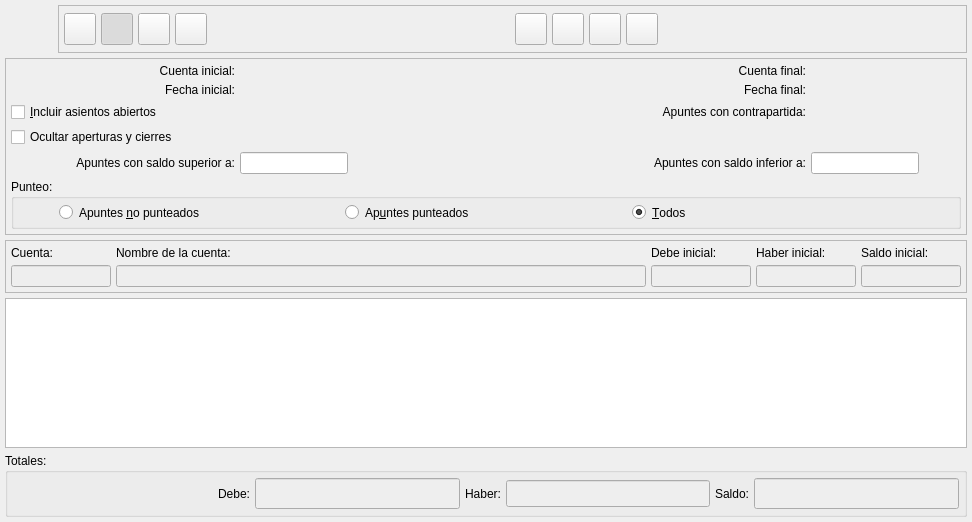
eboladev/Bulmages-1, file bulmages/bulmacont/plugins/pluginbc_mayor/bcextractobase.ui: the form before one commit.
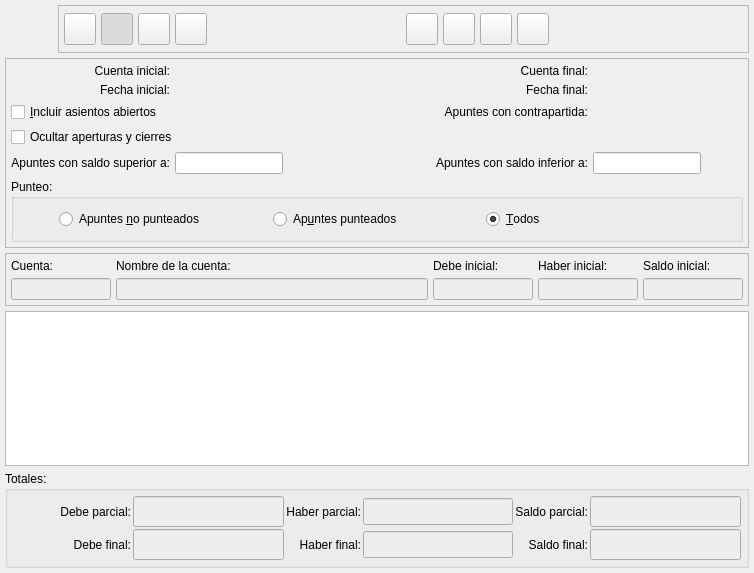
The form after the commit. Icons and pictures are not drawn. Custom widgets are drawn as their Qt base class.

Commit message:
Añado totales parciales en la ventana de extracto de cuentas del libro mayor.
*********************************
*          Todo-Redes           *
*        C/.Begònia, 12         *
*   07010 Palma de Mallorca.    *
*      Tel: +34-971499071       *
*   http://www.todo-redes.com   *
*  comercial(en)todo-redes.com  *
*********************************

Patch:
```diff
--- a/bulmages/bulmacont/plugins/pluginbc_mayor/bcextractobase.ui
+++ b/bulmages/bulmacont/plugins/pluginbc_mayor/bcextractobase.ui
@@ -6,8 +6,8 @@
    <rect>
     <x>0</x>
     <y>0</y>
-    <width>972</width>
-    <height>522</height>
+    <width>754</width>
+    <height>573</height>
    </rect>
   </property>
   <property name="windowTitle">
@@ -125,6 +125,9 @@
           </disabled>
          </palette>
         </property>
+        <property name="alignment">
+         <set>Qt::AlignRight|Qt::AlignTrailing|Qt::AlignVCenter</set>
+        </property>
         <property name="readOnly">
          <bool>true</bool>
         </property>
@@ -197,6 +200,9 @@
           </disabled>
          </palette>
         </property>
+        <property name="alignment">
+         <set>Qt::AlignRight|Qt::AlignTrailing|Qt::AlignVCenter</set>
+        </property>
         <property name="readOnly">
          <bool>true</bool>
         </property>
@@ -368,6 +374,9 @@
           </disabled>
          </palette>
         </property>
+        <property name="alignment">
+         <set>Qt::AlignRight|Qt::AlignTrailing|Qt::AlignVCenter</set>
+        </property>
         <property name="readOnly">
          <bool>true</bool>
         </property>
@@ -399,6 +408,9 @@
           <verstretch>0</verstretch>
          </sizepolicy>
         </property>
+        <property name="alignment">
+         <set>Qt::AlignRight|Qt::AlignTrailing|Qt::AlignVCenter</set>
+        </property>
        </widget>
       </item>
       <item row="4" column="0">
@@ -419,6 +431,9 @@
           <verstretch>0</verstretch>
          </sizepolicy>
         </property>
+        <property name="alignment">
+         <set>Qt::AlignRight|Qt::AlignTrailing|Qt::AlignVCenter</set>
+        </property>
        </widget>
       </item>
       <item row="4" column="2" colspan="2">
@@ -536,7 +551,7 @@
         <property name="minimumSize">
          <size>
           <width>0</width>
-          <height>50</height>
+          <height>63</height>
          </size>
         </property>
         <property name="title">
@@ -1024,14 +1039,261 @@
      <property name="title">
       <string>Totales:</string>
      </property>
-     <layout class="QGridLayout">
-      <property name="margin">
-       <number>5</number>
-      </property>
-      <property name="spacing">
-       <number>5</number>
-      </property>
+     <layout class="QGridLayout" name="gridLayout">
+      <item row="0" column="0">
+       <spacer name="spacer">
+        <property name="orientation">
+         <enum>Qt::Horizontal</enum>
+        </property>
+        <property name="sizeHint" stdset="0">
+         <size>
+          <width>56</width>
+          <height>20</height>
+         </size>
+        </property>
+       </spacer>
+      </item>
       <item row="0" column="1">
+       <widget class="QLabel" name="TextLabel2_9">
+        <property name="frameShape">
+         <enum>QFrame::NoFrame</enum>
+        </property>
+        <property name="frameShadow">
+         <enum>QFrame::Plain</enum>
+        </property>
+        <property name="text">
+         <string>Debe parcial:</string>
+        </property>
+        <property name="alignment">
+         <set>Qt::AlignRight|Qt::AlignTrailing|Qt::AlignVCenter</set>
+        </property>
+       </widget>
+      </item>
+      <item row="0" column="2">
+       <widget class="QLineEdit" name="totaldebeparcial">
+        <property name="enabled">
+         <bool>true</bool>
+        </property>
+        <property name="palette">
+         <palette>
+          <active>
+           <colorrole role="Base">
+            <brush brushstyle="SolidPattern">
+             <color alpha="255">
+              <red>238</red>
+              <green>238</green>
+              <blue>238</blue>
+             </color>
+            </brush>
+           </colorrole>
+          </active>
+          <inactive>
+           <colorrole role="Base">
+            <brush brushstyle="SolidPattern">
+             <color alpha="255">
+              <red>238</red>
+              <green>238</green>
+              <blue>238</blue>
+             </color>
+            </brush>
+           </colorrole>
+          </inactive>
+          <disabled>
+           <colorrole role="Base">
+            <brush brushstyle="SolidPattern">
+             <color alpha="255">
+              <red>255</red>
+              <green>255</green>
+              <blue>255</blue>
+             </color>
+            </brush>
+           </colorrole>
+          </disabled>
+         </palette>
+        </property>
+        <property name="font">
+         <font>
+          <family>Sans Serif</family>
+          <pointsize>12</pointsize>
+          <weight>75</weight>
+          <italic>false</italic>
+          <bold>true</bold>
+          <underline>false</underline>
+          <strikeout>false</strikeout>
+         </font>
+        </property>
+        <property name="alignment">
+         <set>Qt::AlignRight</set>
+        </property>
+        <property name="readOnly">
+         <bool>true</bool>
+        </property>
+       </widget>
+      </item>
+      <item row="0" column="3">
+       <widget class="QLabel" name="TextLabel2_8">
+        <property name="frameShape">
+         <enum>QFrame::NoFrame</enum>
+        </property>
+        <property name="frameShadow">
+         <enum>QFrame::Plain</enum>
+        </property>
+        <property name="text">
+         <string>Haber parcial:</string>
+        </property>
+        <property name="alignment">
+         <set>Qt::AlignRight|Qt::AlignTrailing|Qt::AlignVCenter</set>
+        </property>
+       </widget>
+      </item>
+      <item row="0" column="4">
+       <widget class="QLineEdit" name="totalhaberparcial">
+        <property name="enabled">
+         <bool>true</bool>
+        </property>
+        <property name="palette">
+         <palette>
+          <active>
+           <colorrole role="Base">
+            <brush brushstyle="SolidPattern">
+             <color alpha="255">
+              <red>238</red>
+              <green>238</green>
+              <blue>238</blue>
+             </color>
+            </brush>
+           </colorrole>
+          </active>
+          <inactive>
+           <colorrole role="Base">
+            <brush brushstyle="SolidPattern">
+             <color alpha="255">
+              <red>238</red>
+              <green>238</green>
+              <blue>238</blue>
+             </color>
+            </brush>
+           </colorrole>
+          </inactive>
+          <disabled>
+           <colorrole role="Base">
+            <brush brushstyle="SolidPattern">
+             <color alpha="255">
+              <red>255</red>
+              <green>255</green>
+              <blue>255</blue>
+             </color>
+            </brush>
+           </colorrole>
+          </disabled>
+         </palette>
+        </property>
+        <property name="font">
+         <font>
+          <pointsize>12</pointsize>
+          <weight>75</weight>
+          <bold>true</bold>
+         </font>
+        </property>
+        <property name="alignment">
+         <set>Qt::AlignRight</set>
+        </property>
+        <property name="readOnly">
+         <bool>true</bool>
+        </property>
+       </widget>
+      </item>
+      <item row="0" column="5">
+       <widget class="QLabel" name="TextLabel2_7">
+        <property name="frameShape">
+         <enum>QFrame::NoFrame</enum>
+        </property>
+        <property name="frameShadow">
+         <enum>QFrame::Plain</enum>
+        </property>
+        <property name="text">
+         <string>Saldo parcial:</string>
+        </property>
+        <property name="alignment">
+         <set>Qt::AlignRight|Qt::AlignTrailing|Qt::AlignVCenter</set>
+        </property>
+       </widget>
+      </item>
+      <item row="0" column="6">
+       <widget class="QLineEdit" name="totalsaldoparcial">
+        <property name="enabled">
+         <bool>true</bool>
+        </property>
+        <property name="palette">
+         <palette>
+          <active>
+           <colorrole role="Base">
+            <brush brushstyle="SolidPattern">
+             <color alpha="255">
+              <red>238</red>
+              <green>238</green>
+              <blue>238</blue>
+             </color>
+            </brush>
+           </colorrole>
+          </active>
+          <inactive>
+           <colorrole role="Base">
+            <brush brushstyle="SolidPattern">
+             <color alpha="255">
+              <red>238</red>
+              <green>238</green>
+              <blue>238</blue>
+             </color>
+            </brush>
+           </colorrole>
+          </inactive>
+          <disabled>
+           <colorrole role="Base">
+            <brush brushstyle="SolidPattern">
+             <color alpha="255">
+              <red>255</red>
+              <green>255</green>
+              <blue>255</blue>
+             </color>
+            </brush>
+           </colorrole>
+          </disabled>
+         </palette>
+        </property>
+        <property name="font">
+         <font>
+          <family>Sans Serif</family>
+          <pointsize>12</pointsize>
+          <weight>75</weight>
+          <italic>false</italic>
+          <bold>true</bold>
+          <underline>false</underline>
+          <strikeout>false</strikeout>
+         </font>
+        </property>
+        <property name="alignment">
+         <set>Qt::AlignRight</set>
+        </property>
+        <property name="readOnly">
+         <bool>true</bool>
+        </property>
+       </widget>
+      </item>
+      <item row="1" column="0">
+       <spacer>
+        <property name="orientation">
+         <enum>Qt::Horizontal</enum>
+        </property>
+        <property name="sizeHint" stdset="0">
+         <size>
+          <width>40</width>
+          <height>20</height>
+         </size>
+        </property>
+       </spacer>
+      </item>
+      <item row="1" column="1">
        <widget class="QLabel" name="TextLabel2">
         <property name="frameShape">
          <enum>QFrame::NoFrame</enum>
@@ -1040,11 +1302,75 @@
          <enum>QFrame::Plain</enum>
         </property>
         <property name="text">
-         <string>Debe:</string>
+         <string>Debe final:</string>
         </property>
+        <property name="alignment">
+         <set>Qt::AlignRight|Qt::AlignTrailing|Qt::AlignVCenter</set>
+        </property>
        </widget>
       </item>
-      <item row="0" column="3">
+      <item row="1" column="2">
+       <widget class="QLineEdit" name="totaldebe">
+        <property name="enabled">
+         <bool>true</bool>
+        </property>
+        <property name="palette">
+         <palette>
+          <active>
+           <colorrole role="Base">
+            <brush brushstyle="SolidPattern">
+             <color alpha="255">
+              <red>238</red>
+              <green>238</green>
+              <blue>238</blue>
+             </color>
+            </brush>
+           </colorrole>
+          </active>
+          <inactive>
+           <colorrole role="Base">
+            <brush brushstyle="SolidPattern">
+             <color alpha="255">
+              <red>238</red>
+              <green>238</green>
+              <blue>238</blue>
+             </color>
+            </brush>
+           </colorrole>
+          </inactive>
+          <disabled>
+           <colorrole role="Base">
+            <brush brushstyle="SolidPattern">
+             <color alpha="255">
+              <red>255</red>
+              <green>255</green>
+              <blue>255</blue>
+             </color>
+            </brush>
+           </colorrole>
+          </disabled>
+         </palette>
+        </property>
+        <property name="font">
+         <font>
+          <family>Sans Serif</family>
+          <pointsize>12</pointsize>
+          <weight>75</weight>
+          <italic>false</italic>
+          <bold>true</bold>
+          <underline>false</underline>
+          <strikeout>false</strikeout>
+         </font>
+        </property>
+        <property name="alignment">
+         <set>Qt::AlignRight</set>
+        </property>
+        <property name="readOnly">
+         <bool>true</bool>
+        </property>
+       </widget>
+      </item>
+      <item row="1" column="3">
        <widget class="QLabel" name="TextLabel2_5">
         <property name="frameShape">
          <enum>QFrame::NoFrame</enum>
@@ -1053,11 +1379,14 @@
          <enum>QFrame::Plain</enum>
         </property>
         <property name="text">
-         <string>Haber:</string>
+         <string>Haber final:</string>
+        </property>
+        <property name="alignment">
+         <set>Qt::AlignRight|Qt::AlignTrailing|Qt::AlignVCenter</set>
         </property>
        </widget>
       </item>
-      <item row="0" column="4">
+      <item row="1" column="4">
        <widget class="QLineEdit" name="totalhaber">
         <property name="enabled">
          <bool>true</bool>
@@ -1114,7 +1443,7 @@
         </property>
        </widget>
       </item>
-      <item row="0" column="5">
+      <item row="1" column="5">
        <widget class="QLabel" name="TextLabel2_6">
         <property name="frameShape">
          <enum>QFrame::NoFrame</enum>
@@ -1123,72 +1452,14 @@
          <enum>QFrame::Plain</enum>
         </property>
         <property name="text">
-         <string>Saldo:</string>
-        </property>
-       </widget>
-      </item>
-      <item row="0" column="2">
-       <widget class="QLineEdit" name="totaldebe">
-        <property name="enabled">
-         <bool>true</bool>
-        </property>
-        <property name="palette">
-         <palette>
-          <active>
-           <colorrole role="Base">
-            <brush brushstyle="SolidPattern">
-             <color alpha="255">
-              <red>238</red>
-              <green>238</green>
-              <blue>238</blue>
-             </color>
-            </brush>
-           </colorrole>
-          </active>
-          <inactive>
-           <colorrole role="Base">
-            <brush brushstyle="SolidPattern">
-             <color alpha="255">
-              <red>238</red>
-              <green>238</green>
-              <blue>238</blue>
-             </color>
-            </brush>
-           </colorrole>
-          </inactive>
-          <disabled>
-           <colorrole role="Base">
-            <brush brushstyle="SolidPattern">
-             <color alpha="255">
-              <red>255</red>
-              <green>255</green>
-              <blue>255</blue>
-             </color>
-            </brush>
-           </colorrole>
-          </disabled>
-         </palette>
-        </property>
-        <property name="font">
-         <font>
-          <family>Sans Serif</family>
-          <pointsize>12</pointsize>
-          <weight>75</weight>
-          <italic>false</italic>
-          <bold>true</bold>
-          <underline>false</underline>
-          <strikeout>false</strikeout>
-         </font>
+         <string>Saldo final:</string>
         </property>
         <property name="alignment">
-         <set>Qt::AlignRight</set>
-        </property>
-        <property name="readOnly">
-         <bool>true</bool>
+         <set>Qt::AlignRight|Qt::AlignTrailing|Qt::AlignVCenter</set>
         </property>
        </widget>
       </item>
-      <item row="0" column="6">
+      <item row="1" column="6">
        <widget class="QLineEdit" name="totalsaldo">
         <property name="enabled">
          <bool>true</bool>
@@ -1249,19 +1520,6 @@
         </property>
        </widget>
       </item>
-      <item row="0" column="0">
-       <spacer>
-        <property name="orientation">
-         <enum>Qt::Horizontal</enum>
-        </property>
-        <property name="sizeHint" stdset="0">
-         <size>
-          <width>40</width>
-          <height>20</height>
-         </size>
-        </property>
-       </spacer>
-      </item>
      </layout>
     </widget>
    </item>
```
Left out of the diff: 2 changed lines with no effect on the pictures. The commit also changes 1 other file.
